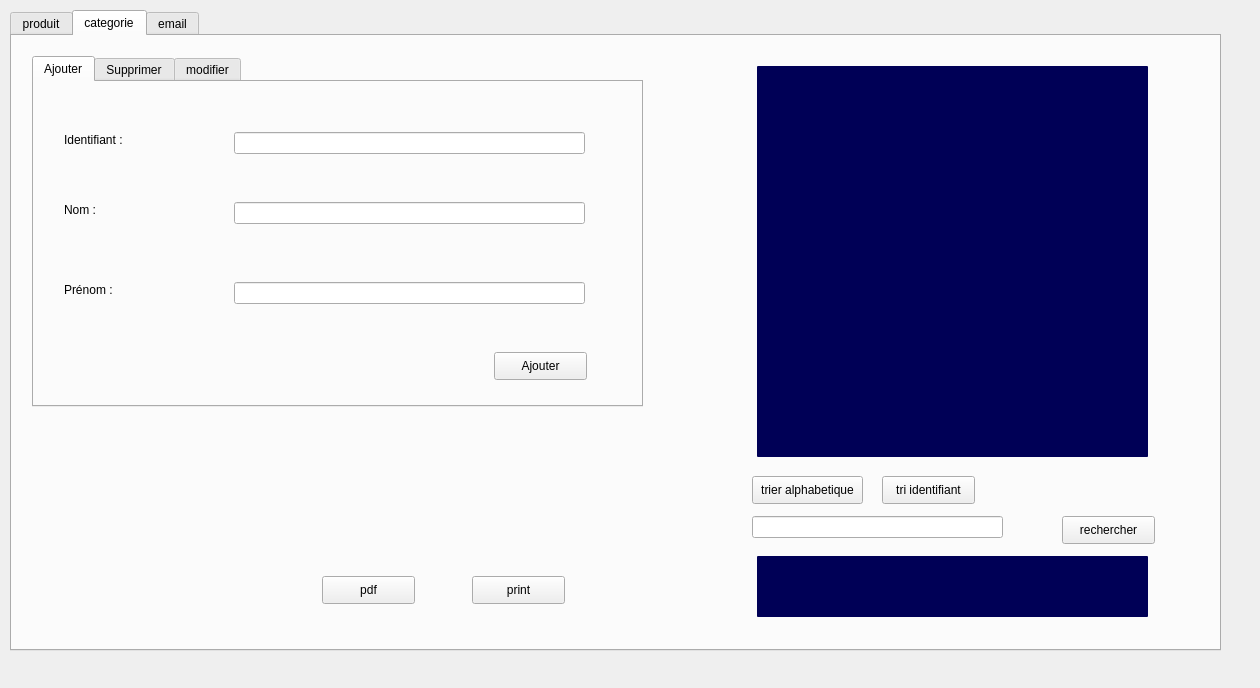
Above: mainwindow.ui from boubakri-ch/Smart_Factory_2A5 before the change. Below: the same form after it.
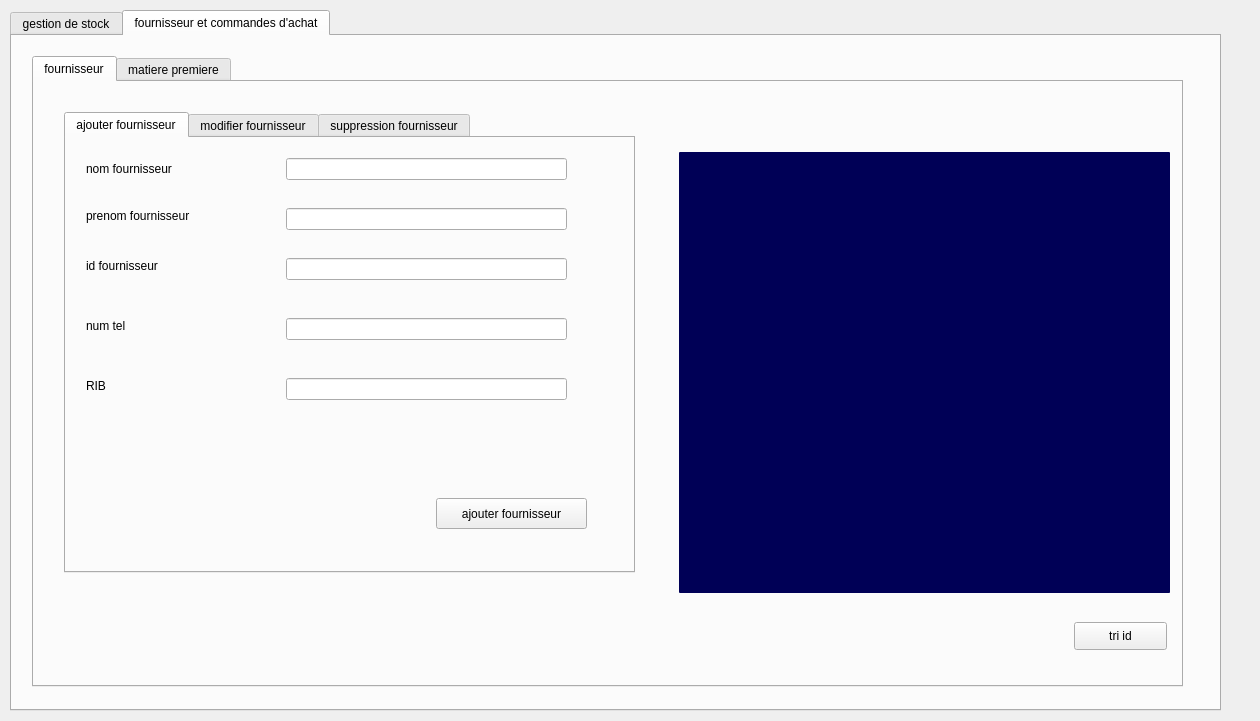
That is the form after the change. The open tabs and pages were chosen to show the change.

Diff of the .ui file:
```diff
--- a/mainwindow.ui
+++ b/mainwindow.ui
@@ -7,7 +7,7 @@
     <x>0</x>
     <y>0</y>
     <width>1260</width>
-    <height>688</height>
+    <height>721</height>
    </rect>
   </property>
   <property name="windowTitle">
@@ -54,17 +54,33 @@
 </string>
   </property>
   <widget class="QWidget" name="centralwidget">
-   <widget class="QTabWidget" name="tabWidget_2">
+   <widget class="QTabWidget" name="tabWidget_4">
     <property name="geometry">
      <rect>
       <x>10</x>
       <y>10</y>
       <width>1211</width>
-      <height>641</height>
+      <height>701</height>
      </rect>
     </property>
     <property name="currentIndex">
-     <number>0</number>
+     <number>1</number>
+    </property>
+    <widget class="QWidget" name="tab_10">
+     <attribute name="title">
+      <string>gestion de stock</string>
+     </attribute>
+     <widget class="QTabWidget" name="tabWidget_2">
+      <property name="geometry">
+       <rect>
+        <x>10</x>
+        <y>10</y>
+        <width>1181</width>
+        <height>661</height>
+       </rect>
+      </property>
+      <property name="currentIndex">
+       <number>1</number>
     </property>
     <widget class="QWidget" name="tab_2">
      <attribute name="title">
@@ -692,8 +708,8 @@
      <widget class="QPushButton" name="pdf">
       <property name="geometry">
        <rect>
-        <x>310</x>
-        <y>540</y>
+          <x>1090</x>
+          <y>440</y>
         <width>93</width>
         <height>28</height>
        </rect>
@@ -705,8 +721,8 @@
      <widget class="QPushButton" name="print">
       <property name="geometry">
        <rect>
-        <x>460</x>
-        <y>540</y>
+          <x>980</x>
+          <y>440</y>
         <width>93</width>
         <height>28</height>
        </rect>
@@ -762,6 +778,379 @@
       <property name="text">
        <string>apply</string>
       </property>
+       </widget>
+      </widget>
+     </widget>
+    </widget>
+    <widget class="QWidget" name="tab_11">
+     <attribute name="title">
+      <string>fournisseur et commandes d'achat</string>
+     </attribute>
+     <widget class="QTabWidget" name="tabWidget_6">
+      <property name="geometry">
+       <rect>
+        <x>20</x>
+        <y>20</y>
+        <width>1151</width>
+        <height>631</height>
+       </rect>
+      </property>
+      <property name="currentIndex">
+       <number>0</number>
+      </property>
+      <widget class="QWidget" name="tab_15">
+       <attribute name="title">
+        <string>fournisseur</string>
+       </attribute>
+       <widget class="QTabWidget" name="tabWidget_5">
+        <property name="geometry">
+         <rect>
+          <x>30</x>
+          <y>30</y>
+          <width>571</width>
+          <height>461</height>
+         </rect>
+        </property>
+        <property name="currentIndex">
+         <number>2</number>
+        </property>
+        <widget class="QWidget" name="tab_12">
+         <attribute name="title">
+          <string>ajouter fournisseur</string>
+         </attribute>
+         <widget class="QLineEdit" name="prenom_fournisseur">
+          <property name="geometry">
+           <rect>
+            <x>220</x>
+            <y>70</y>
+            <width>281</width>
+            <height>22</height>
+           </rect>
+          </property>
+         </widget>
+         <widget class="QLineEdit" name="id_fournisseur">
+          <property name="geometry">
+           <rect>
+            <x>220</x>
+            <y>120</y>
+            <width>281</width>
+            <height>22</height>
+           </rect>
+          </property>
+         </widget>
+         <widget class="QLabel" name="label_19">
+          <property name="geometry">
+           <rect>
+            <x>20</x>
+            <y>180</y>
+            <width>55</width>
+            <height>16</height>
+           </rect>
+          </property>
+          <property name="text">
+           <string>num tel</string>
+          </property>
+         </widget>
+         <widget class="QLabel" name="label_18">
+          <property name="geometry">
+           <rect>
+            <x>20</x>
+            <y>120</y>
+            <width>81</width>
+            <height>16</height>
+           </rect>
+          </property>
+          <property name="text">
+           <string>id fournisseur</string>
+          </property>
+         </widget>
+         <widget class="QLineEdit" name="nom_fournisseur">
+          <property name="geometry">
+           <rect>
+            <x>220</x>
+            <y>20</y>
+            <width>281</width>
+            <height>22</height>
+           </rect>
+          </property>
+         </widget>
+         <widget class="QLineEdit" name="num_tel_fournisseur">
+          <property name="geometry">
+           <rect>
+            <x>220</x>
+            <y>180</y>
+            <width>281</width>
+            <height>22</height>
+           </rect>
+          </property>
+         </widget>
+         <widget class="QLabel" name="label_16">
+          <property name="geometry">
+           <rect>
+            <x>20</x>
+            <y>20</y>
+            <width>101</width>
+            <height>21</height>
+           </rect>
+          </property>
+          <property name="text">
+           <string>nom fournisseur</string>
+          </property>
+         </widget>
+         <widget class="QLabel" name="label_17">
+          <property name="geometry">
+           <rect>
+            <x>20</x>
+            <y>70</y>
+            <width>121</width>
+            <height>16</height>
+           </rect>
+          </property>
+          <property name="text">
+           <string>prenom fournisseur</string>
+          </property>
+         </widget>
+         <widget class="QLineEdit" name="RIB_fournisseur">
+          <property name="geometry">
+           <rect>
+            <x>220</x>
+            <y>240</y>
+            <width>281</width>
+            <height>22</height>
+           </rect>
+          </property>
+         </widget>
+         <widget class="QLabel" name="label_20">
+          <property name="geometry">
+           <rect>
+            <x>20</x>
+            <y>240</y>
+            <width>55</width>
+            <height>16</height>
+           </rect>
+          </property>
+          <property name="text">
+           <string>RIB</string>
+          </property>
+         </widget>
+         <widget class="QPushButton" name="ajouter_fournisseur">
+          <property name="geometry">
+           <rect>
+            <x>370</x>
+            <y>360</y>
+            <width>151</width>
+            <height>31</height>
+           </rect>
+          </property>
+          <property name="text">
+           <string>ajouter fournisseur</string>
+          </property>
+         </widget>
+        </widget>
+        <widget class="QWidget" name="tab_13">
+         <attribute name="title">
+          <string>modifier fournisseur</string>
+         </attribute>
+         <widget class="QLabel" name="label_21">
+          <property name="geometry">
+           <rect>
+            <x>30</x>
+            <y>20</y>
+            <width>55</width>
+            <height>16</height>
+           </rect>
+          </property>
+          <property name="text">
+           <string>nom</string>
+          </property>
+         </widget>
+         <widget class="QLabel" name="label_22">
+          <property name="geometry">
+           <rect>
+            <x>30</x>
+            <y>80</y>
+            <width>55</width>
+            <height>16</height>
+           </rect>
+          </property>
+          <property name="text">
+           <string>prenom</string>
+          </property>
+         </widget>
+         <widget class="QLabel" name="label_23">
+          <property name="geometry">
+           <rect>
+            <x>30</x>
+            <y>140</y>
+            <width>55</width>
+            <height>16</height>
+           </rect>
+          </property>
+          <property name="text">
+           <string>id</string>
+          </property>
+         </widget>
+         <widget class="QLabel" name="label_24">
+          <property name="geometry">
+           <rect>
+            <x>30</x>
+            <y>200</y>
+            <width>55</width>
+            <height>16</height>
+           </rect>
+          </property>
+          <property name="text">
+           <string>num_tel</string>
+          </property>
+         </widget>
+         <widget class="QLabel" name="label_25">
+          <property name="geometry">
+           <rect>
+            <x>30</x>
+            <y>260</y>
+            <width>55</width>
+            <height>16</height>
+           </rect>
+          </property>
+          <property name="text">
+           <string>RIB</string>
+          </property>
+         </widget>
+         <widget class="QLineEdit" name="nom_modifier">
+          <property name="geometry">
+           <rect>
+            <x>210</x>
+            <y>20</y>
+            <width>321</width>
+            <height>22</height>
+           </rect>
+          </property>
+         </widget>
+         <widget class="QLineEdit" name="prenom_modifier">
+          <property name="geometry">
+           <rect>
+            <x>210</x>
+            <y>70</y>
+            <width>321</width>
+            <height>22</height>
+           </rect>
+          </property>
+         </widget>
+         <widget class="QLineEdit" name="id_modifier">
+          <property name="geometry">
+           <rect>
+            <x>210</x>
+            <y>140</y>
+            <width>321</width>
+            <height>22</height>
+           </rect>
+          </property>
+         </widget>
+         <widget class="QLineEdit" name="Num_modifier">
+          <property name="geometry">
+           <rect>
+            <x>210</x>
+            <y>200</y>
+            <width>321</width>
+            <height>22</height>
+           </rect>
+          </property>
+         </widget>
+         <widget class="QLineEdit" name="RIB_modifier">
+          <property name="geometry">
+           <rect>
+            <x>210</x>
+            <y>260</y>
+            <width>321</width>
+            <height>22</height>
+           </rect>
+          </property>
+         </widget>
+         <widget class="QPushButton" name="modifier_fournisseur">
+          <property name="geometry">
+           <rect>
+            <x>342</x>
+            <y>360</y>
+            <width>141</width>
+            <height>28</height>
+           </rect>
+          </property>
+          <property name="text">
+           <string>modifier fournisseur</string>
+          </property>
+         </widget>
+        </widget>
+        <widget class="QWidget" name="tab_14">
+         <attribute name="title">
+          <string>suppression fournisseur</string>
+         </attribute>
+         <widget class="QPushButton" name="supprimer_fournisseur">
+          <property name="geometry">
+           <rect>
+            <x>302</x>
+            <y>350</y>
+            <width>191</width>
+            <height>28</height>
+           </rect>
+          </property>
+          <property name="text">
+           <string>supprimer fournisseur</string>
+          </property>
+         </widget>
+         <widget class="QLabel" name="label_26">
+          <property name="geometry">
+           <rect>
+            <x>40</x>
+            <y>60</y>
+            <width>55</width>
+            <height>16</height>
+           </rect>
+          </property>
+          <property name="text">
+           <string>id</string>
+          </property>
+         </widget>
+         <widget class="QLineEdit" name="id_f_supp">
+          <property name="geometry">
+           <rect>
+            <x>160</x>
+            <y>60</y>
+            <width>371</width>
+            <height>22</height>
+           </rect>
+          </property>
+         </widget>
+        </widget>
+       </widget>
+       <widget class="QTableView" name="table_fournisseur">
+        <property name="geometry">
+         <rect>
+          <x>640</x>
+          <y>70</y>
+          <width>501</width>
+          <height>441</height>
+         </rect>
+        </property>
+       </widget>
+       <widget class="QPushButton" name="tri_id_fournisseur">
+        <property name="geometry">
+         <rect>
+          <x>1040</x>
+          <y>540</y>
+          <width>93</width>
+          <height>28</height>
+         </rect>
+        </property>
+        <property name="text">
+         <string>tri id</string>
+        </property>
+       </widget>
+      </widget>
+      <widget class="QWidget" name="tab_16">
+       <attribute name="title">
+        <string>matiere premiere</string>
+       </attribute>
+      </widget>
      </widget>
     </widget>
    </widget>
```
Left out of the diff: 28 changed lines with no effect on the pictures. Lines whose indentation alone changed are shown as unchanged.
